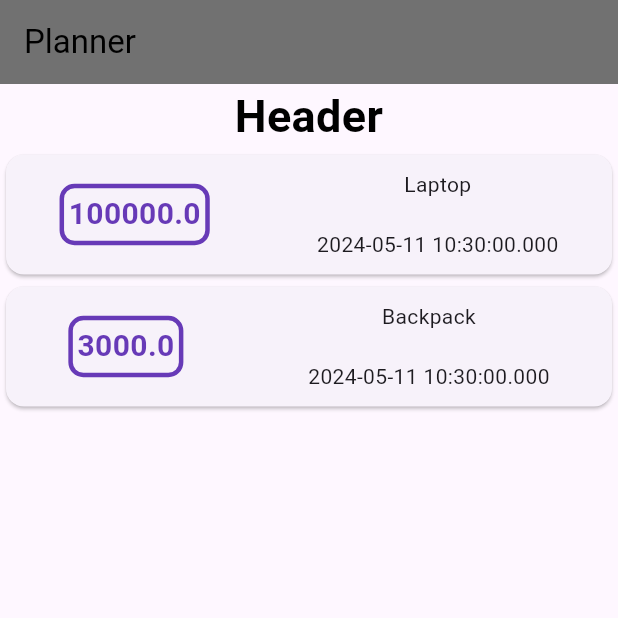
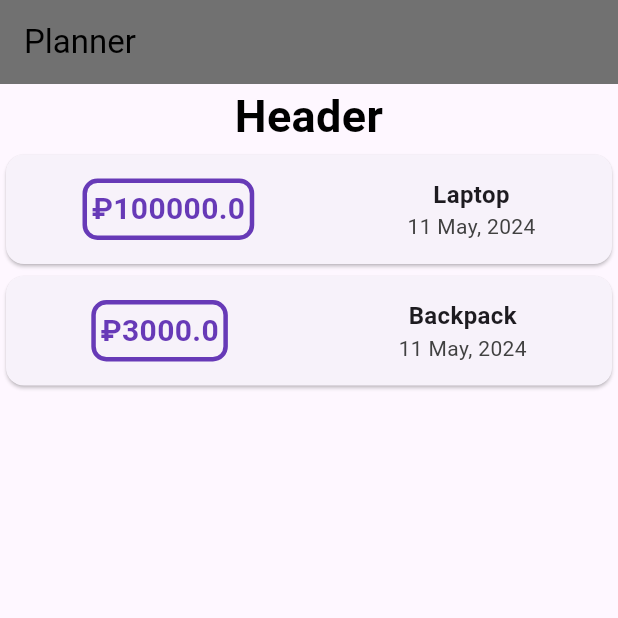
Before and after one commit to Lamafout/planner-app-from-course-flutter, a Flutter app: the screen it shows after launch, on a phone screen of 412 x 824 dp, the top half of it. Run offline on Flutter 3.47's test engine with Material 3 defaults, Android fonts, the phone set to English and light mode, and no system bars.

Commit message:
Formating data

```diff
--- a/lib/main.dart
+++ b/lib/main.dart
@@ -1,4 +1,5 @@
 import 'package:flutter/material.dart';
+import 'package:intl/intl.dart';
 
 import './transaction.dart';
 
@@ -19,8 +20,8 @@ class MyApp extends StatelessWidget {
 class MyHomePage extends StatelessWidget {
 
   final List<Transaction> transactions = [
-    Transaction(id: 1, title: 'Laptop', amount: 100000, date: DateTime.now()),
-    Transaction(id: 2, title: 'Backpack', amount: 3000, date: DateTime.now()),
+    Transaction(id: 1, title: 'Laptop', amount: 100000.00, date: DateTime.now()),
+    Transaction(id: 2, title: 'Backpack', amount: 3000.00, date: DateTime.now()),
   ];
 
   @override
@@ -84,7 +85,7 @@ class MyHomePage extends StatelessWidget {
                         ),
 
                         child: Text(
-                          transaction.amount.toString(),
+                          '\u20BD${transaction.amount}',
                           style: TextStyle(
                             fontWeight: FontWeight.bold,
                             fontSize: 20,
@@ -93,24 +94,36 @@ class MyHomePage extends StatelessWidget {
                         ),
                       ),
 
-                      Column(
+                      Container(
+                        padding: EdgeInsets.only(
+                          top: 15,
+                          bottom: 15
+                        ),
+
+                        child: Column(
                           children: [
                             Container(
-                            margin: EdgeInsets.only(top: 10, bottom: 10),
 
                               child: Text(
-                              transaction.title
+                                transaction.title,
+                                style: TextStyle(
+                                  fontSize: 16,
+                                  fontWeight: FontWeight.bold
+                                ),
                               ),
                             ),
 
                             Container(
-                            margin: EdgeInsets.only(top: 10, bottom: 10),
 
                               child: Text(
-                              transaction.date.toString()
+                                DateFormat('dd MMM, yyyy').format(transaction.date),
+                                style: TextStyle(
+                                  color: const Color.fromARGB(255, 65, 65, 65)
+                                ),
                               ),
                             )
                           ],
+                        ),
                       )
                     ],
                   ),
--- a/pubspec.yaml
+++ b/pubspec.yaml
@@ -35,6 +35,7 @@ dependencies:
   # The following adds the Cupertino Icons font to your application.
   # Use with the CupertinoIcons class for iOS style icons.
   cupertino_icons: ^1.0.6
+  intl: ^0.19.0
 
 dev_dependencies:
   flutter_test:
```
Also changed, not shown: pubspec.lock. Lines whose indentation alone changed are shown as unchanged.
